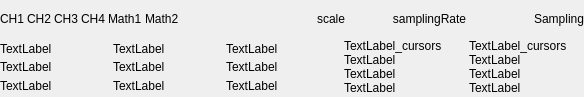
Before: the Qt Designer form LEO_sniffy/GUI/widgetlabelarea.ui in jirik09/Sniffy, drawn with Qt 5.
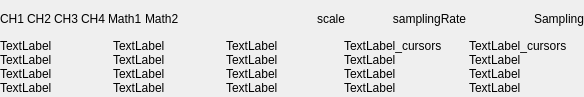
After: the same form once the commit is applied.

```diff
--- a/LEO_sniffy/GUI/widgetlabelarea.ui
+++ b/LEO_sniffy/GUI/widgetlabelarea.ui
@@ -249,6 +249,63 @@
              </property>
             </widget>
            </item>
+           <item row="3" column="0">
+            <widget class="QLabel" name="label_meas10">
+             <property name="sizePolicy">
+              <sizepolicy hsizetype="Preferred" vsizetype="Preferred">
+               <horstretch>0</horstretch>
+               <verstretch>0</verstretch>
+              </sizepolicy>
+             </property>
+             <property name="minimumSize">
+              <size>
+               <width>0</width>
+               <height>0</height>
+              </size>
+             </property>
+             <property name="text">
+              <string>TextLabel</string>
+             </property>
+            </widget>
+           </item>
+           <item row="3" column="1">
+            <widget class="QLabel" name="label_meas11">
+             <property name="sizePolicy">
+              <sizepolicy hsizetype="Preferred" vsizetype="Preferred">
+               <horstretch>0</horstretch>
+               <verstretch>0</verstretch>
+              </sizepolicy>
+             </property>
+             <property name="minimumSize">
+              <size>
+               <width>0</width>
+               <height>0</height>
+              </size>
+             </property>
+             <property name="text">
+              <string>TextLabel</string>
+             </property>
+            </widget>
+           </item>
+           <item row="3" column="2">
+            <widget class="QLabel" name="label_meas12">
+             <property name="sizePolicy">
+              <sizepolicy hsizetype="Preferred" vsizetype="Preferred">
+               <horstretch>0</horstretch>
+               <verstretch>0</verstretch>
+              </sizepolicy>
+             </property>
+             <property name="minimumSize">
+              <size>
+               <width>0</width>
+               <height>0</height>
+              </size>
+             </property>
+             <property name="text">
+              <string>TextLabel</string>
+             </property>
+            </widget>
+           </item>
            <item row="0" column="1">
             <widget class="QLabel" name="label_meas2">
              <property name="minimumSize">
```
